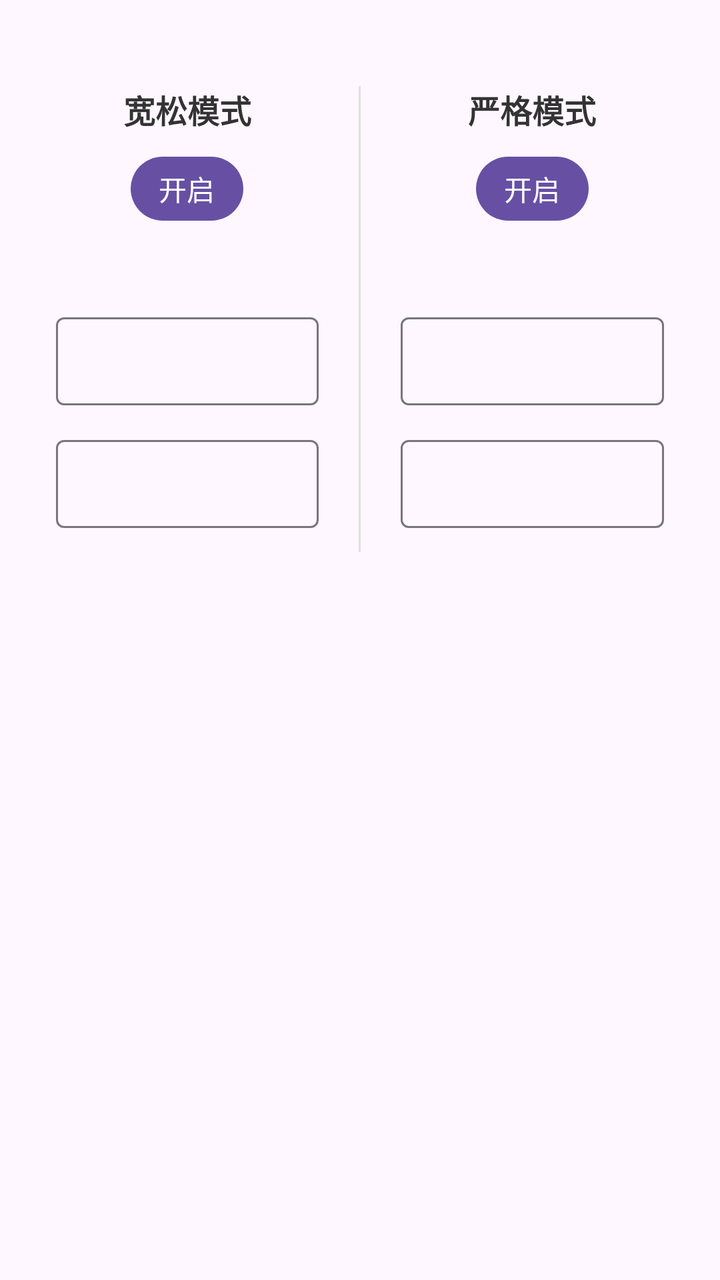
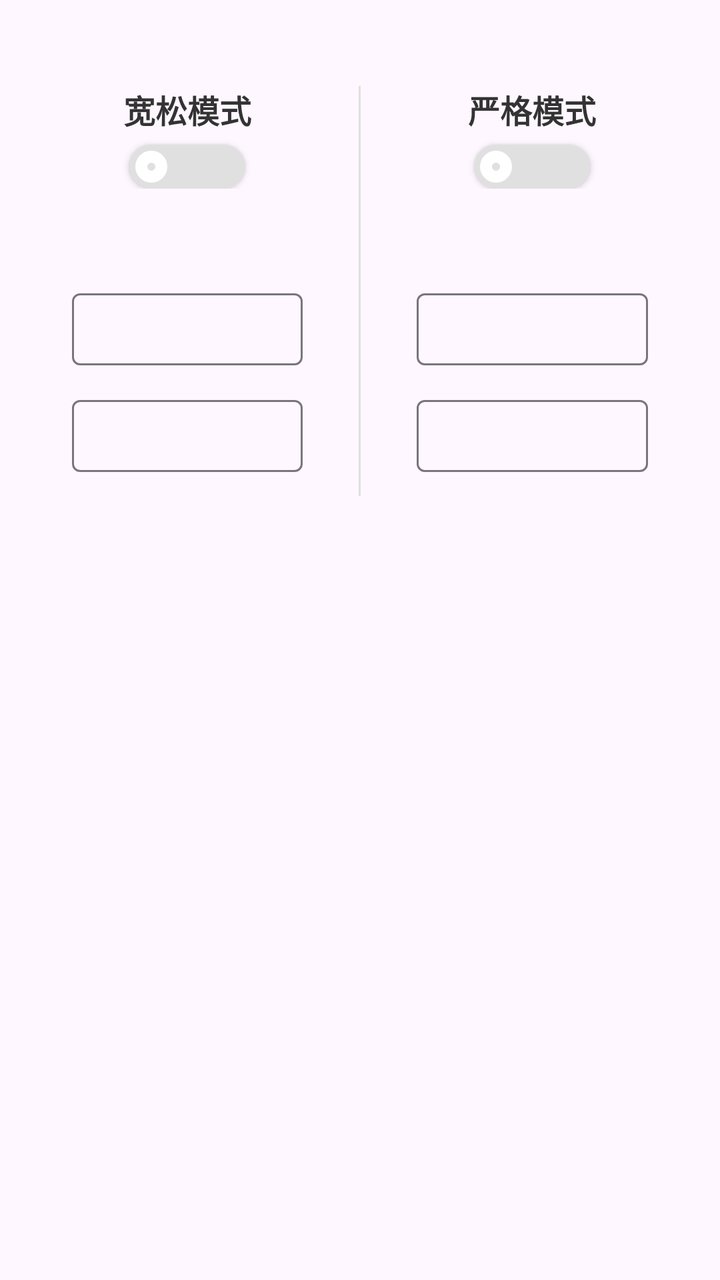

Compare the two renders of this Android layout. The source of the first and the diff that turns it into the second are given below.
<!-- AndroidManifest.xml: application theme Theme.Basic -->
<!-- res/layout/dialog_leisure_time.xml -->
<?xml version="1.0" encoding="utf-8"?>
<LinearLayout xmlns:android="http://schemas.android.com/apk/res/android"
    xmlns:app="http://schemas.android.com/apk/res-auto"
    android:layout_width="match_parent"
    android:layout_height="wrap_content"
    android:focusable="true"
    android:focusableInTouchMode="true"
    android:orientation="vertical"
    android:paddingStart="16dp"
    android:paddingTop="8dp"
    android:paddingEnd="16dp"
    android:paddingBottom="8dp">

    <TextView
        android:id="@+id/tv_leisure_description"
        android:layout_width="match_parent"
        android:layout_height="wrap_content"
        android:layout_marginBottom="16dp"
        android:textColor="#666666"
        android:textSize="14sp" />

    <LinearLayout
        android:layout_width="match_parent"
        android:layout_height="wrap_content"
        android:baselineAligned="false"
        android:orientation="horizontal">

        <LinearLayout
            android:layout_width="0dp"
            android:layout_height="wrap_content"
            android:layout_weight="1"
            android:orientation="vertical"
            android:paddingEnd="8dp">

            <TextView
                android:layout_width="match_parent"
                android:layout_height="wrap_content"
                android:layout_marginBottom="8dp"
                android:gravity="center"
                android:text="宽松模式"
                android:textColor="#333333"
                android:textSize="16sp"
                android:textStyle="bold" />

            <Button
                android:id="@+id/btn_start_relaxed_leisure_time"
                style="@style/Widget.Material3.Button"
                android:layout_width="wrap_content"
                android:layout_height="40dp"
                android:layout_gravity="center_horizontal"
                android:minWidth="0dp"
                android:minHeight="0dp"
                android:paddingStart="14dp"
                android:paddingTop="0dp"
                android:paddingEnd="14dp"
                android:paddingBottom="0dp"
                android:text="开启" />

            <TextView
                android:id="@+id/tv_relaxed_leisure_remaining_count"
                android:layout_width="match_parent"
                android:layout_height="wrap_content"
                android:layout_marginTop="4dp"
                android:layout_marginBottom="16dp"
                android:gravity="center"
                android:textColor="#666666"
                android:textSize="14sp" />

            <com.google.android.material.textfield.TextInputLayout
                android:id="@+id/layout_relaxed_leisure_duration"
                style="@style/Widget.Material3.TextInputLayout.OutlinedBox"
                android:layout_width="match_parent"
                android:layout_height="wrap_content"
                android:layout_marginStart="12dp"
                android:layout_marginEnd="12dp"
                android:layout_marginBottom="12dp"
                app:suffixText="分钟">

                <com.google.android.material.textfield.TextInputEditText
                    android:id="@+id/et_relaxed_leisure_duration"
                    android:layout_width="match_parent"
                    android:layout_height="44dp"
                    android:gravity="center_vertical"
                    android:inputType="number"
                    android:maxLines="1"
                    android:minHeight="0dp"
                    android:paddingTop="4dp"
                    android:paddingBottom="4dp"
                    android:textSize="15sp" />

            </com.google.android.material.textfield.TextInputLayout>

            <com.google.android.material.textfield.TextInputLayout
                android:id="@+id/layout_relaxed_leisure_count"
                style="@style/Widget.Material3.TextInputLayout.OutlinedBox"
                android:layout_width="match_parent"
                android:layout_height="wrap_content"
                android:layout_marginStart="12dp"
                android:layout_marginEnd="12dp"
                android:layout_marginBottom="12dp"
                app:suffixText="次">

                <com.google.android.material.textfield.TextInputEditText
                    android:id="@+id/et_relaxed_leisure_count"
                    android:layout_width="match_parent"
                    android:layout_height="44dp"
                    android:gravity="center_vertical"
                    android:inputType="number"
                    android:maxLines="1"
                    android:minHeight="0dp"
                    android:paddingTop="4dp"
                    android:paddingBottom="4dp"
                    android:textSize="15sp" />

            </com.google.android.material.textfield.TextInputLayout>

        </LinearLayout>

        <View
            android:layout_width="1dp"
            android:layout_height="match_parent"
            android:background="#E0E0E0" />

        <LinearLayout
            android:layout_width="0dp"
            android:layout_height="wrap_content"
            android:layout_weight="1"
            android:orientation="vertical"
            android:paddingStart="8dp">

            <TextView
                android:layout_width="match_parent"
                android:layout_height="wrap_content"
                android:layout_marginBottom="8dp"
                android:gravity="center"
                android:text="严格模式"
                android:textColor="#333333"
                android:textSize="16sp"
                android:textStyle="bold" />

            <Button
                android:id="@+id/btn_start_strict_leisure_time"
                style="@style/Widget.Material3.Button"
                android:layout_width="wrap_content"
                android:layout_height="40dp"
                android:layout_gravity="center_horizontal"
                android:minWidth="0dp"
                android:minHeight="0dp"
                android:paddingStart="14dp"
                android:paddingTop="0dp"
                android:paddingEnd="14dp"
                android:paddingBottom="0dp"
                android:text="开启" />

            <TextView
                android:id="@+id/tv_strict_leisure_remaining_count"
                android:layout_width="match_parent"
                android:layout_height="wrap_content"
                android:layout_marginTop="4dp"
                android:layout_marginBottom="16dp"
                android:gravity="center"
                android:textColor="#666666"
                android:textSize="14sp" />

            <com.google.android.material.textfield.TextInputLayout
                android:id="@+id/layout_strict_leisure_duration"
                style="@style/Widget.Material3.TextInputLayout.OutlinedBox"
                android:layout_width="match_parent"
                android:layout_height="wrap_content"
                android:layout_marginStart="12dp"
                android:layout_marginEnd="12dp"
                android:layout_marginBottom="12dp"
                app:suffixText="分钟">

                <com.google.android.material.textfield.TextInputEditText
                    android:id="@+id/et_strict_leisure_duration"
                    android:layout_width="match_parent"
                    android:layout_height="44dp"
                    android:gravity="center_vertical"
                    android:inputType="number"
                    android:maxLines="1"
                    android:minHeight="0dp"
                    android:paddingTop="4dp"
                    android:paddingBottom="4dp"
                    android:textSize="15sp" />

            </com.google.android.material.textfield.TextInputLayout>

            <com.google.android.material.textfield.TextInputLayout
                android:id="@+id/layout_strict_leisure_count"
                style="@style/Widget.Material3.TextInputLayout.OutlinedBox"
                android:layout_width="match_parent"
                android:layout_height="wrap_content"
                android:layout_marginStart="12dp"
                android:layout_marginEnd="12dp"
                android:layout_marginBottom="12dp"
                app:suffixText="次">

                <com.google.android.material.textfield.TextInputEditText
                    android:id="@+id/et_strict_leisure_count"
                    android:layout_width="match_parent"
                    android:layout_height="44dp"
                    android:gravity="center_vertical"
                    android:inputType="number"
                    android:maxLines="1"
                    android:minHeight="0dp"
                    android:paddingTop="4dp"
                    android:paddingBottom="4dp"
                    android:textSize="15sp" />

            </com.google.android.material.textfield.TextInputLayout>

        </LinearLayout>

    </LinearLayout>
</LinearLayout>
<!-- resources referenced by this layout -->
<resources>
  <style name="Theme.Basic" parent="Base.Theme.Basic" />
  <style name="Base.Theme.Basic" parent="Theme.Material3.DayNight.NoActionBar">
          
          
      </style>
</resources>

<!-- the commit's change to res/layout/dialog_leisure_time.xml (unified diff, before → after) -->
@@ -32,29 +32,39 @@
             android:orientation="vertical"
             android:paddingEnd="8dp">
 
-            <TextView
+            <LinearLayout
                 android:layout_width="match_parent"
                 android:layout_height="wrap_content"
                 android:layout_marginBottom="8dp"
                 android:gravity="center"
-                android:text="宽松模式"
-                android:textColor="#333333"
-                android:textSize="16sp"
-                android:textStyle="bold" />
-
-            <Button
-                android:id="@+id/btn_start_relaxed_leisure_time"
-                style="@style/Widget.Material3.Button"
-                android:layout_width="wrap_content"
-                android:layout_height="40dp"
-                android:layout_gravity="center_horizontal"
-                android:minWidth="0dp"
-                android:minHeight="0dp"
-                android:paddingStart="14dp"
-                android:paddingTop="0dp"
-                android:paddingEnd="14dp"
-                android:paddingBottom="0dp"
-                android:text="开启" />
+                android:orientation="vertical">
+
+                <TextView
+                    android:layout_width="wrap_content"
+                    android:layout_height="wrap_content"
+                    android:text="宽松模式"
+                    android:textColor="#333333"
+                    android:textSize="16sp"
+                    android:textStyle="bold" />
+
+                <ToggleButton
+                    android:id="@+id/btn_start_relaxed_leisure_time"
+                    android:layout_width="58dp"
+                    android:layout_height="22dp"
+                    android:layout_marginTop="6dp"
+                    android:background="@drawable/toggle_switch_background_large"
+                    android:checked="false"
+                    android:gravity="center"
+                    android:minWidth="0dp"
+                    android:minHeight="0dp"
+                    android:padding="0dp"
+                    android:textAllCaps="false"
+                    android:textColor="@color/leisure_toggle_text_color"
+                    android:textOff=""
+                    android:textOn=""
+                    android:textSize="9sp" />
+
+            </LinearLayout>
 
             <TextView
                 android:id="@+id/tv_relaxed_leisure_remaining_count"
@@ -71,15 +81,15 @@
                 style="@style/Widget.Material3.TextInputLayout.OutlinedBox"
                 android:layout_width="match_parent"
                 android:layout_height="wrap_content"
-                android:layout_marginStart="12dp"
-                android:layout_marginEnd="12dp"
+                android:layout_marginStart="20dp"
+                android:layout_marginEnd="20dp"
                 android:layout_marginBottom="12dp"
                 app:suffixText="分钟">
 
                 <com.google.android.material.textfield.TextInputEditText
                     android:id="@+id/et_relaxed_leisure_duration"
                     android:layout_width="match_parent"
-                    android:layout_height="44dp"
+                    android:layout_height="36dp"
                     android:gravity="center_vertical"
                     android:inputType="number"
                     android:maxLines="1"
@@ -95,15 +105,15 @@
                 style="@style/Widget.Material3.TextInputLayout.OutlinedBox"
                 android:layout_width="match_parent"
                 android:layout_height="wrap_content"
-                android:layout_marginStart="12dp"
-                android:layout_marginEnd="12dp"
+                android:layout_marginStart="20dp"
+                android:layout_marginEnd="20dp"
                 android:layout_marginBottom="12dp"
                 app:suffixText="次">
 
                 <com.google.android.material.textfield.TextInputEditText
                     android:id="@+id/et_relaxed_leisure_count"
                     android:layout_width="match_parent"
-                    android:layout_height="44dp"
+                    android:layout_height="36dp"
                     android:gravity="center_vertical"
                     android:inputType="number"
                     android:maxLines="1"
@@ -128,29 +138,39 @@
             android:orientation="vertical"
             android:paddingStart="8dp">
 
-            <TextView
+            <LinearLayout
                 android:layout_width="match_parent"
                 android:layout_height="wrap_content"
                 android:layout_marginBottom="8dp"
                 android:gravity="center"
-                android:text="严格模式"
-                android:textColor="#333333"
-                android:textSize="16sp"
-                android:textStyle="bold" />
-
-            <Button
-                android:id="@+id/btn_start_strict_leisure_time"
-                style="@style/Widget.Material3.Button"
-                android:layout_width="wrap_content"
-                android:layout_height="40dp"
-                android:layout_gravity="center_horizontal"
-                android:minWidth="0dp"
-                android:minHeight="0dp"
-                android:paddingStart="14dp"
-                android:paddingTop="0dp"
-                android:paddingEnd="14dp"
-                android:paddingBottom="0dp"
-                android:text="开启" />
+                android:orientation="vertical">
+
+                <TextView
+                    android:layout_width="wrap_content"
+                    android:layout_height="wrap_content"
+                    android:text="严格模式"
+                    android:textColor="#333333"
+                    android:textSize="16sp"
+                    android:textStyle="bold" />
+
+                <ToggleButton
+                    android:id="@+id/btn_start_strict_leisure_time"
+                    android:layout_width="58dp"
+                    android:layout_height="22dp"
+                    android:layout_marginTop="6dp"
+                    android:background="@drawable/toggle_switch_background_large"
+                    android:checked="false"
+                    android:gravity="center"
+                    android:minWidth="0dp"
+                    android:minHeight="0dp"
+                    android:padding="0dp"
+                    android:textAllCaps="false"
+                    android:textColor="@color/leisure_toggle_text_color"
+                    android:textOff=""
+                    android:textOn=""
+                    android:textSize="9sp" />
+
+            </LinearLayout>
 
             <TextView
                 android:id="@+id/tv_strict_leisure_remaining_count"
@@ -167,15 +187,15 @@
                 style="@style/Widget.Material3.TextInputLayout.OutlinedBox"
                 android:layout_width="match_parent"
                 android:layout_height="wrap_content"
-                android:layout_marginStart="12dp"
-                android:layout_marginEnd="12dp"
+                android:layout_marginStart="20dp"
+                android:layout_marginEnd="20dp"
                 android:layout_marginBottom="12dp"
                 app:suffixText="分钟">
 
                 <com.google.android.material.textfield.TextInputEditText
                     android:id="@+id/et_strict_leisure_duration"
                     android:layout_width="match_parent"
-                    android:layout_height="44dp"
+                    android:layout_height="36dp"
                     android:gravity="center_vertical"
                     android:inputType="number"
                     android:maxLines="1"
@@ -191,15 +211,15 @@
                 style="@style/Widget.Material3.TextInputLayout.OutlinedBox"
                 android:layout_width="match_parent"
                 android:layout_height="wrap_content"
-                android:layout_marginStart="12dp"
-                android:layout_marginEnd="12dp"
+                android:layout_marginStart="20dp"
+                android:layout_marginEnd="20dp"
                 android:layout_marginBottom="12dp"
                 app:suffixText="次">
 
                 <com.google.android.material.textfield.TextInputEditText
                     android:id="@+id/et_strict_leisure_count"
                     android:layout_width="match_parent"
-                    android:layout_height="44dp"
+                    android:layout_height="36dp"
                     android:gravity="center_vertical"
                     android:inputType="number"
                     android:maxLines="1"
<!-- resource entries referenced after the edit -->
@@ -1,5 +1,6 @@
 <!-- resources referenced by this layout -->
 <resources>
+  <!-- drawable toggle_switch_background_large: vector/xml drawable (drawable, 2074 chars, omitted) -->
   <style name="Theme.Basic" parent="Base.Theme.Basic" />
   <style name="Base.Theme.Basic" parent="Theme.Material3.DayNight.NoActionBar">
           
